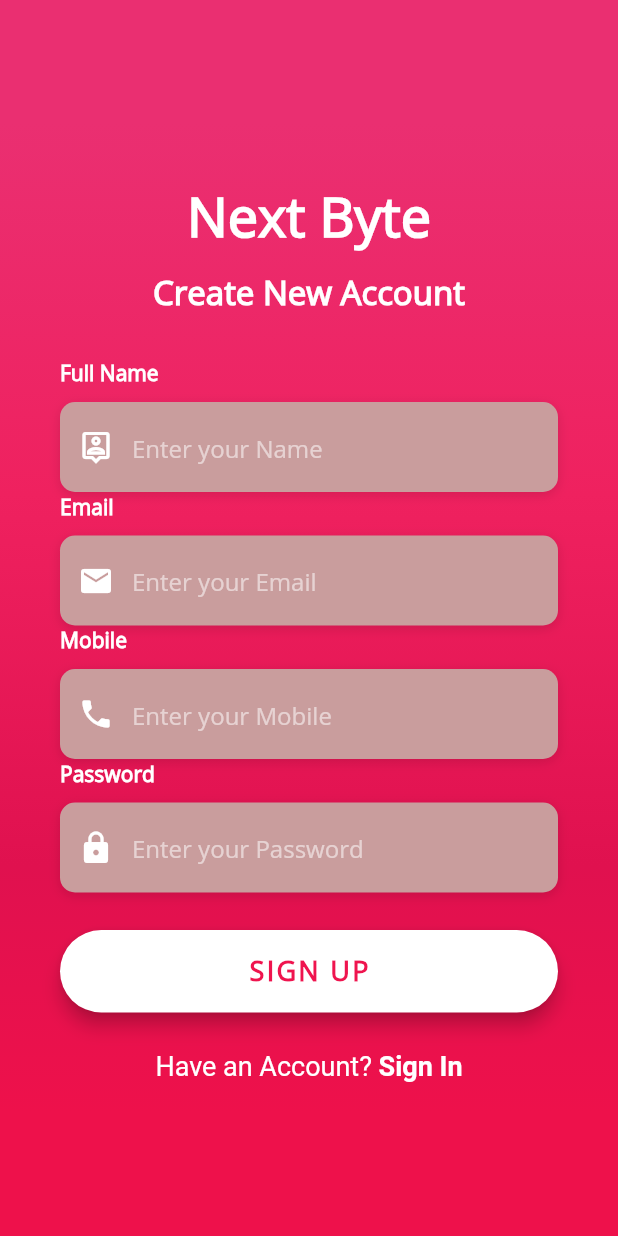
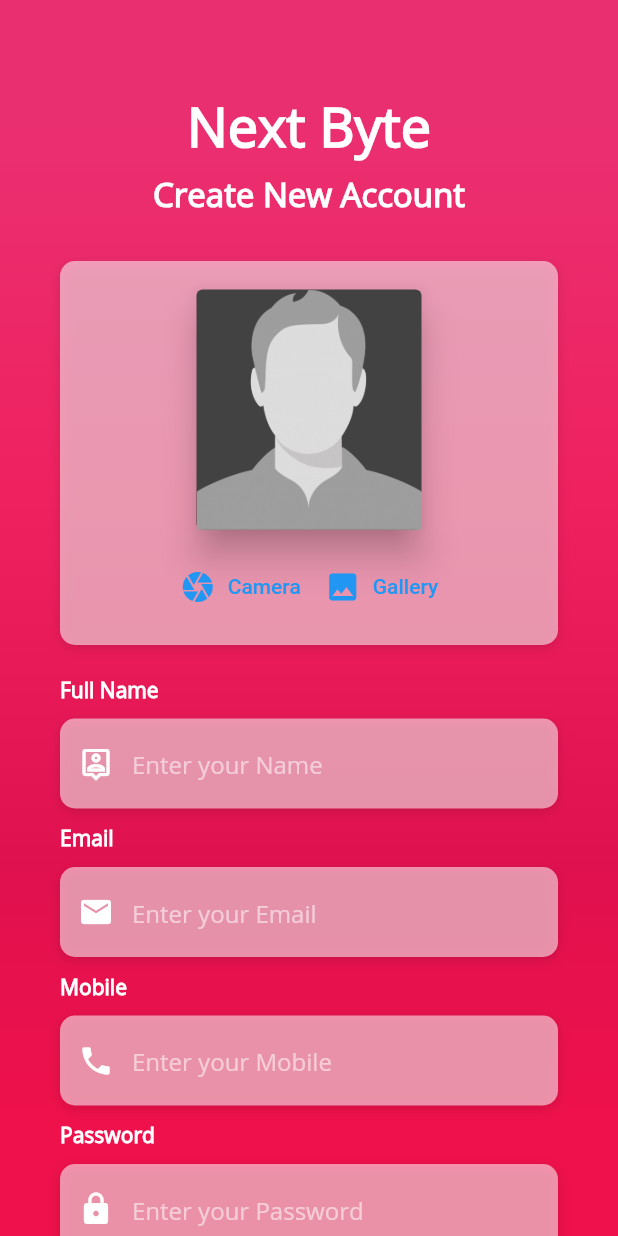
Before and after one commit to F-Reza/Next_Byte, a Flutter app: the screen it shows after launch, after a tap on an icon or button, on a phone screen of 412 x 824 dp. Run offline on Flutter 3.47's test engine with Material 2 defaults, Android fonts, the light colour scheme and no system bars; our stand-ins replace get, image_picker, simple_circular_progress_bar.

Commit message:
add GetX

```diff
--- a/lib/auth/signup_screen.dart
+++ b/lib/auth/signup_screen.dart
@@ -1,11 +1,16 @@
 
-//static const String routeName = '/login';
+import 'dart:io';
+
 import 'package:flutter/material.dart';
 import 'package:flutter/services.dart';
+import 'package:get/get.dart';
+import 'package:image_picker/image_picker.dart';
+import 'package:intl/intl.dart';
 import 'package:next_byte/auth/login_screen.dart';
 import 'package:next_byte/utilities/constants.dart';
 
 class SignupScreen extends StatefulWidget {
+  static const String routeName = '/signup';
   const SignupScreen({super.key});
 
   @override
@@ -19,6 +24,11 @@ class _SignupScreenState extends State<SignupScreen> {
   final mobileController = TextEditingController();
   final passwordController = TextEditingController();
 
+  String? _dob;
+  String? _genderGroupValue;
+  String? _imagePath;
+  ImageSource _imageSource = ImageSource.camera;
+
 
   @override
   void dispose() {
@@ -27,6 +37,83 @@ class _SignupScreenState extends State<SignupScreen> {
     super.dispose();
   }
 
+  Widget _buildProfileImage() {
+    return Container(
+      alignment: Alignment.centerLeft,
+      decoration: kBoxDecorationStyle1,
+      child: Column(
+        mainAxisSize: MainAxisSize.min,
+        children: [
+          const SizedBox(height: 15,),
+          Card(
+            elevation: 10,
+            child: _imagePath == null ?
+            Image.asset('assets/images/person.png',height: 160, width: 150,fit: BoxFit.cover,) :
+            Image.file(File(_imagePath!),height: 160, width: 150,fit: BoxFit.cover,),
+          ),
+          const SizedBox(height: 10,),
+          Row(
+            mainAxisAlignment: MainAxisAlignment.center,
+            children: [
+              TextButton.icon(
+                  onPressed: (){
+                    _imageSource = ImageSource.camera;
+                    _getImage();
+                  },
+                  icon: const Icon(Icons.camera),
+                  label: const Text('Camera')),
+              TextButton.icon(
+                  onPressed: (){
+                    _imageSource = ImageSource.gallery;
+                    _getImage();
+                  },
+                  icon: const Icon(Icons.photo),
+                  label: const Text('Gallery')),
+            ],
+          ),
+          const SizedBox(height: 15,),
+        ],
+      ),
+    );
+  }
+  Widget _buildSelectGender() {
+    return Row(
+      mainAxisAlignment: MainAxisAlignment.center,
+      children: [
+        const Text('Select Gender: ',style: kLabelStyle,),
+        Radio<String>(
+          value: 'Male',
+          groupValue: _genderGroupValue,
+          onChanged: (value) {
+            setState(() {
+              _genderGroupValue = value;
+            });
+          },
+        ),
+        const Text('Male'),
+        Radio<String>(
+          value: 'Female',
+          groupValue: _genderGroupValue,
+          onChanged: (value) {
+            setState(() {
+              _genderGroupValue = value;
+            });
+          },
+        ),
+        const Text('Female'),
+      ],
+    );
+  }
+  Widget _buildDOB() {
+    return Row(
+      mainAxisAlignment: MainAxisAlignment.center,
+      children: [
+        TextButton(onPressed: _selectDate,
+            child: const Text('Select Date of Birth: ', style: TextStyle(fontSize: 16),)),
+        Text(_dob == null ? 'No Date Selected' : _dob!)
+      ],
+    );
+  }
 
   Widget _buildNameTF() {
     return Column(
@@ -190,7 +277,7 @@ class _SignupScreenState extends State<SignupScreen> {
         child: const Text(
           'SIGN UP',
           style: TextStyle(
-            color: Color(0xFFEF144E),
+            color: Color(0xFFE32C63),
             letterSpacing: 1.5,
             fontSize: 18.0,
             fontWeight: FontWeight.bold,
@@ -205,8 +292,7 @@ class _SignupScreenState extends State<SignupScreen> {
     return GestureDetector(
       onTap: () {
         print('Sign In Button Pressed');
-        Navigator.of(context).pushReplacement(MaterialPageRoute(
-            builder: (context) => const LoginScreen(),));
+        Get.to(const LoginScreen());
       },
       child: RichText(
         text: const TextSpan(
@@ -265,19 +351,18 @@ class _SignupScreenState extends State<SignupScreen> {
                   physics: const AlwaysScrollableScrollPhysics(),
                   padding: const EdgeInsets.symmetric(
                     horizontal: 40.0,
-                    vertical: 120.0,
+                    vertical: 60.0,
                   ),
                   child: Column(
                     mainAxisAlignment: MainAxisAlignment.center,
                     children: <Widget>[
-                      //Image.asset('assets/logos/logo.png', width: 120,),
                       const Text('Next Byte',style: TextStyle(
                         color: Colors.white,
                         fontFamily: 'OpenSans',
                         fontSize: 36.0,
                         fontWeight: FontWeight.bold,
                       ),),
-                      const SizedBox(height: 10,),
+                      const SizedBox(height: 5,),
                       const Text(
                         'Create New Account',
                         style: TextStyle(
@@ -288,10 +373,20 @@ class _SignupScreenState extends State<SignupScreen> {
                         ),
                       ),
                       const SizedBox(height: 30.0),
+                      _buildProfileImage(),
+                      const SizedBox(height: 20.0),
                       _buildNameTF(),
+                      const SizedBox(height: 10.0),
                       _buildEmailTF(),
+                      const SizedBox(height: 10.0),
                       _buildMobileTF(),
+                      const SizedBox(height: 10.0),
                       _buildPasswordTF(),
+                      const SizedBox(height: 10.0),
+                      _buildSelectGender(),
+                      const SizedBox(height: 10.0),
+                      _buildDOB(),
+                      const SizedBox(height: 5.0),
                       _buildSignUpBtn(),
                       _buildSignInBtn(),
                     ],
@@ -306,5 +401,28 @@ class _SignupScreenState extends State<SignupScreen> {
   }
 
 
+  void _selectDate() async {
+    final selectedDate = await showDatePicker(
+        context: context,
+        initialDate: DateTime.now(),
+        firstDate: DateTime(1950),
+        lastDate: DateTime.now());
+    if (selectedDate != null) {
+      setState(() {
+        _dob = DateFormat('dd/MM/yyyy').format(selectedDate);
+      });
+    }
+  }
+
+  void _getImage() async {
+    final selectedImage = await ImagePicker()
+        .pickImage(source: _imageSource);
+    if(selectedImage!=null){
+      setState((){
+        _imagePath = selectedImage.path;
+      });
+    }
+  }
+
 
 }
--- a/lib/main.dart
+++ b/lib/main.dart
@@ -1,4 +1,5 @@
 import 'package:flutter/material.dart';
+import 'package:get/get.dart';
 import 'package:next_byte/screens/splash_screen.dart';
 
 void main() {
@@ -11,17 +12,17 @@ class MyApp extends StatelessWidget {
   // This widget is the root of your application.
   @override
   Widget build(BuildContext context) {
-    return MaterialApp(
+    return GetMaterialApp(
       debugShowCheckedModeBanner: false,
       title: 'Next_Byte',
       theme: ThemeData.dark().copyWith(
         scaffoldBackgroundColor: Colors.black,
       ),
       home: const SplashScreen(),
-      //initialRoute: LoginScreen.routeName,
-      // routes: {
-      //   LoginScreen.routeName: (context) => const LoginScreen(),
-      // },
+      /*initialRoute: SplashScreen.routeName,
+      routes: {
+        LoginScreen.routeName: (context) => const LoginScreen(),
+      },*/
     );
   }
 }
--- a/lib/utilities/constants.dart
+++ b/lib/utilities/constants.dart
@@ -23,7 +23,7 @@ final kBoxDecorationStyle = BoxDecoration(
   ],
 );
 final kBoxDecorationStyle1 = BoxDecoration(
-  color: const Color(0xFFC99D9D),
+  color: Colors.white54,
   borderRadius: BorderRadius.circular(10.0),
   boxShadow: const [
     BoxShadow(
--- a/pubspec.yaml
+++ b/pubspec.yaml
@@ -12,6 +12,10 @@ dependencies:
   flutter:
     sdk: flutter
   cupertino_icons: ^1.0.2
+  simple_circular_progress_bar:
+  get:
+  intl:
+  image_picker:
 
 
 dev_dependencies:
@@ -23,6 +27,7 @@ dev_dependencies:
 flutter:
   uses-material-design: true
   assets:
+    - assets/images/
     - assets/logos/
 
   fonts:
```
Also changed, not shown: lib/auth/login_screen.dart (+17 -4 lines), lib/auth/new_contact.dart (added, +265 -0 lines), assets/images/H_logo.png (deleted), assets/images/female.png (added), assets/images/male.png (added), assets/images/person.png (added), assets/images/user.jpg (added), pubspec.lock.
